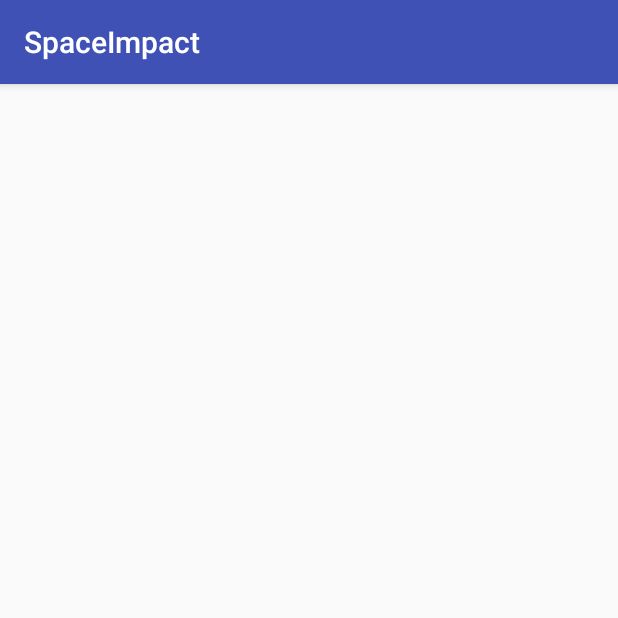
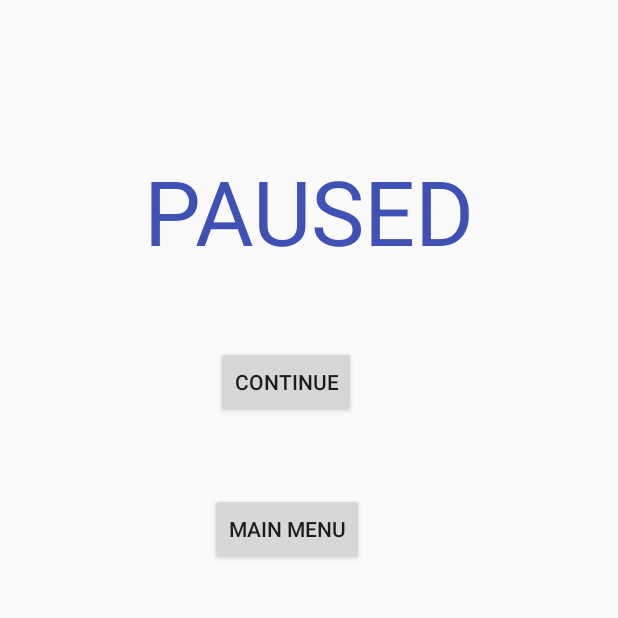
Before and after one commit to Group3L/3L.Space-Impact, an Android app: the PauseActivity screen opened directly, with no data from a screen before it, on a phone screen of 412 x 824 dp, the top half of it. Run offline under Robolectric (Android 15) with nearby library versions, the phone set to English and light mode, and no system bars.

Commit message:
Added pause screen(not working properly). Added new powerup.

```diff
--- a/app/src/main/AndroidManifest.xml
+++ b/app/src/main/AndroidManifest.xml
@@ -44,7 +44,9 @@
             android:theme="@android:style/Theme.Translucent"
             />
         <activity android:name=".StoreActivity" />
-        <activity android:name=".PauseActivity"></activity>
+        <activity android:name=".PauseActivity">
+            android:theme="@android:style/Theme.Translucent"
+        </activity>
 
     </application>
 
--- a/app/src/main/java/ba/spaceimpact/GameObject/UserSpaceship.java
+++ b/app/src/main/java/ba/spaceimpact/GameObject/UserSpaceship.java
@@ -51,6 +51,10 @@ public class UserSpaceship implements Serializable, GameObject{
 
     public boolean isInfiniteShoot() {
         return infiniteShoot;
+    }
+
+    public void setBulletCount( int bulletCount){
+        this.bulletCount = bulletCount;
     }
 
     public void setInfiniteShoot(boolean infiniteShoot) {
--- a/app/src/main/java/ba/spaceimpact/LevelCreator.java
+++ b/app/src/main/java/ba/spaceimpact/LevelCreator.java
@@ -59,12 +59,13 @@ public class LevelCreator {
             float posY2 = -700;
 
             PowerUp e = null;
-            int powerUpType = random.nextInt(4);
+            int powerUpType = random.nextInt(5);
             switch (powerUpType){
                 case 0: e = new PowerUp(PowerUp.SHIELD, userSpaceship, posX, posY, 0, speedY); break;
                 case 1: e = new PowerUp(PowerUp.HEALTH_REGEN, userSpaceship, posX, posY, 0, speedY); break;
                 case 2: e = new PowerUp(PowerUp.EXTRA_POINT, userSpaceship, posX, posY, 0, speedY); break;
                 case 3: e = new PowerUp(PowerUp.INF_BULLET, userSpaceship, posX, posY, 0, speedY); break;
+                case 4: e = new PowerUp(PowerUp.EXTRA_BULLET, userSpaceship, posX, posY, 0, speedY); break;
             }
 
             //Checking if new spaceship intersects with existing ones
--- a/app/src/main/java/ba/spaceimpact/PauseActivity.java
+++ b/app/src/main/java/ba/spaceimpact/PauseActivity.java
@@ -1,13 +1,56 @@
 package ba.spaceimpact;
 
+import android.app.Activity;
+import android.content.Intent;
+import android.support.constraint.ConstraintLayout;
 import android.support.v7.app.AppCompatActivity;
 import android.os.Bundle;
+import android.util.Log;
+import android.view.View;
+import android.view.Window;
+import android.view.WindowManager;
+import android.widget.Button;
 
-public class PauseActivity extends AppCompatActivity {
+public class PauseActivity extends Activity {
+
+    ConstraintLayout layout;
+    Button continueButton, menuButton;
 
     @Override
     protected void onCreate(Bundle savedInstanceState) {
         super.onCreate(savedInstanceState);
+        requestWindowFeature(Window.FEATURE_NO_TITLE);
+        getWindow().setFlags(WindowManager.LayoutParams.FLAG_FULLSCREEN, WindowManager.LayoutParams.FLAG_FULLSCREEN);
         setContentView(R.layout.activity_pause);
+
+        layout = findViewById(R.id.layout);
+
+        layout.setOnClickListener(new View.OnClickListener() {
+            @Override
+            public void onClick(View view) {
+                System.out.println("Layout on click");
+
+            }
+        });
+
+        continueButton = findViewById(R.id.continueButton);
+        continueButton.setOnClickListener(new View.OnClickListener() {
+            @Override
+            public void onClick(View view) {
+                System.out.println("Continue on click");
+                PauseActivity.this.finish();
+            }
+        });
+        menuButton = findViewById(R.id.menuButton);
+        menuButton.setOnClickListener(new View.OnClickListener() {
+            @Override
+            public void onClick(View view) {
+                Intent intent = new Intent( PauseActivity.this, MainMenu.class);
+                startActivity(intent);
+                PauseActivity.this.overridePendingTransition(0, 0);
+            }
+        });
     }
+
+
 }
--- a/app/src/main/res/layout/activity_pause.xml
+++ b/app/src/main/res/layout/activity_pause.xml
@@ -4,6 +4,39 @@
     xmlns:tools="http://schemas.android.com/tools"
     android:layout_width="match_parent"
     android:layout_height="match_parent"
-    tools:context="ba.spaceimpact.PauseActivity">
+    tools:context="ba.spaceimpact.PauseActivity"
+    android:id="@+id/layout">
 
+    <Button
+        android:id="@+id/continueButton"
+        android:layout_width="wrap_content"
+        android:layout_height="wrap_content"
+        android:layout_marginStart="144dp"
+        android:layout_marginTop="50dp"
+        android:text="Continue"
+        app:layout_constraintStart_toStartOf="parent"
+        app:layout_constraintTop_toBottomOf="@+id/textView" />
+
+    <Button
+        android:id="@+id/menuButton"
+        android:layout_width="wrap_content"
+        android:layout_height="wrap_content"
+        android:layout_marginStart="140dp"
+        android:layout_marginTop="50dp"
+        android:text="Main Menu"
+        app:layout_constraintStart_toStartOf="parent"
+        app:layout_constraintTop_toBottomOf="@+id/continueButton" />
+
+    <TextView
+        android:id="@+id/textView"
+        android:layout_width="wrap_content"
+        android:layout_height="wrap_content"
+        android:layout_marginTop="100dp"
+        android:src="@drawable/spaceimtext"
+        android:text="PAUSED"
+        android:textColor="@color/colorPrimary"
+        android:textSize="60dp"
+        app:layout_constraintLeft_toLeftOf="parent"
+        app:layout_constraintRight_toRightOf="parent"
+        app:layout_constraintTop_toTopOf="parent" />
 </android.support.constraint.ConstraintLayout>
```
Also changed, not shown: app/src/main/java/ba/spaceimpact/GameActivity.java (+8 -0 lines), app/src/main/java/ba/spaceimpact/GameEngine.java (+12 -7 lines), app/src/main/java/ba/spaceimpact/GameObject/EnemySpaceship.java (+6 -2 lines), app/src/main/java/ba/spaceimpact/GameObject/PowerUp.java (+7 -2 lines), app/src/main/java/ba/spaceimpact/GameView.java (+7 -2 lines), app/src/main/java/ba/spaceimpact/MainMenu.java (+14 -0 lines).
